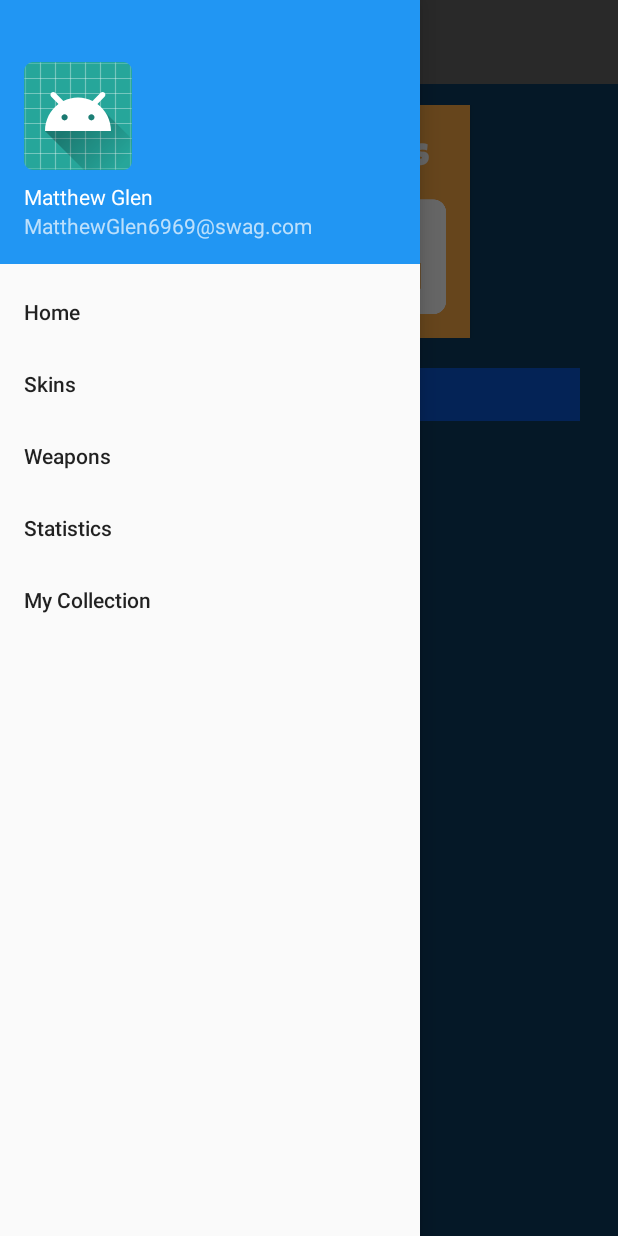
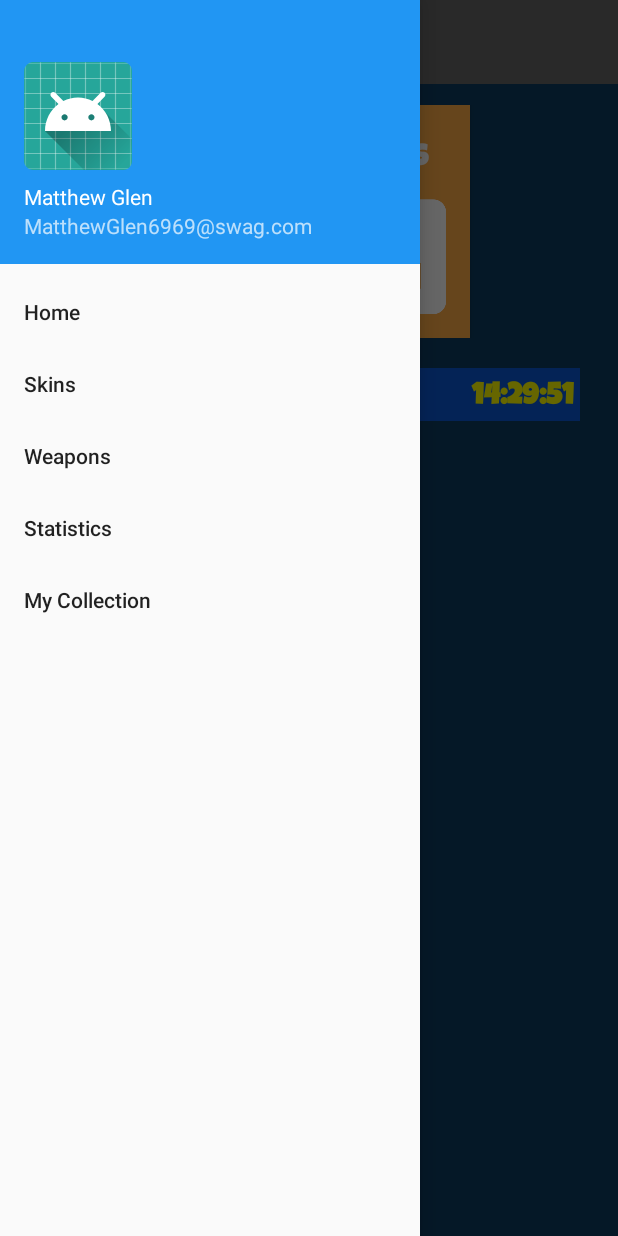
Before and after one commit to fmcfar200/FNDB, an Android app: the screen it shows after launch (HomeActivity), with the side drawer open, on a phone screen of 412 x 824 dp. Run offline under Robolectric (Android 15) with nearby library versions, the phone set to English and light mode, and no system bars; our stand-ins replace Picasso; pictures from the network do not load.

Commit message:
Shop Timer

```diff
--- a/app/src/main/java/com/example/fraser/fndb/HomeActivity.java
+++ b/app/src/main/java/com/example/fraser/fndb/HomeActivity.java
@@ -33,6 +33,7 @@ import java.io.InputStreamReader;
 import java.net.HttpURLConnection;
 import java.net.MalformedURLException;
 import java.net.URL;
+import java.sql.Time;
 import java.text.ParseException;
 import java.text.SimpleDateFormat;
 import java.util.ArrayList;
@@ -46,6 +47,7 @@ public class HomeActivity extends AppCompatActivity implements View.OnClickListe
     Toolbar toolbar;
     Button skinBtn;
     Button testButton;
+    TextView timerTextView;
 
     GridView itemShopGrid;
     List<ShopItem> shopItems = new ArrayList<>();
@@ -85,7 +87,26 @@ public class HomeActivity extends AppCompatActivity implements View.OnClickListe
         testButton = findViewById(R.id.statsButton);
         testButton.setOnClickListener(this);
 
+        timerTextView = findViewById(R.id.shopTimerText);
+
         itemShopGrid = findViewById(R.id.itemShopGrid);
+
+        String endTimeString = "01:00:00";
+        SimpleDateFormat formatter = new SimpleDateFormat("HH:mm:ss");
+
+        Calendar calendar = Calendar.getInstance();
+        Date currentDate = calendar.getTime();
+
+        calendar.add(Calendar.DATE, 1);
+        calendar.set(Calendar.HOUR_OF_DAY, 1);
+        calendar.set(Calendar.MINUTE,0);
+        calendar.set(Calendar.SECOND, 0);
+        Date tomorrow = calendar.getTime();
+
+        long diffInMS = tomorrow.getTime() - currentDate.getTime();
+
+        MyCount counter = new MyCount(diffInMS,1000);
+        counter.start();
 
 
         ShopFetch fetch = new ShopFetch();
@@ -146,9 +167,18 @@ public class HomeActivity extends AppCompatActivity implements View.OnClickListe
         public void onTick(long millisUntilFinished)
         {
             long millis = millisUntilFinished;
-            String hm = (TimeUnit.MILLISECONDS.toHours(millis) - TimeUnit.DAYS.toHours(TimeUnit.MILLISECONDS.toDays(millis)) + ":")
-                    + (TimeUnit.MILLISECONDS.toMinutes(millis) - TimeUnit.HOURS.toMinutes(TimeUnit.MILLISECONDS.toHours(millis)) + ":")
-                    + (TimeUnit.MILLISECONDS.toSeconds(millis) - TimeUnit.MINUTES.toSeconds(TimeUnit.MILLISECONDS.toMinutes(millis)));
+            long diffInHours = TimeUnit.MILLISECONDS.toHours(millis);
+            millis -= TimeUnit.HOURS.toMillis(diffInHours);
+
+            long diffInMins = TimeUnit.MILLISECONDS.toMinutes(millis);
+            millis -= TimeUnit.MINUTES.toMillis(diffInMins);
+
+            long diffInSecs = TimeUnit.MILLISECONDS.toSeconds(millis);
+            //millis -= TimeUnit.SECONDS.toMillis(diffInSecs);
+
+
+            timerTextView.setText(String.valueOf(diffInHours) + ":" +
+            String.valueOf(diffInMins) + ":" + String.valueOf(diffInSecs));
         }
 
         @Override
--- a/app/src/main/res/layout/activity_home.xml
+++ b/app/src/main/res/layout/activity_home.xml
@@ -85,8 +85,12 @@
             android:layout_marginLeft="25dp"
             android:layout_marginRight="25dp">
 
+            <LinearLayout
+                android:layout_width="match_parent"
+                android:layout_height="wrap_content"
+                android:orientation="horizontal">
                 <TextView
-                android:layout_width="match_parent"
+                    android:layout_width="wrap_content"
                     android:layout_height="wrap_content"
                     android:padding="4dp"
                     android:background="@color/rareColor"
@@ -95,6 +99,21 @@
                     android:textColor="@color/colorYellow"
                     android:textStyle="bold"
                     android:text="Item Shop"/>
+                <TextView
+                    android:id="@+id/shopTimerText"
+                    android:layout_width="match_parent"
+                    android:layout_height="wrap_content"
+                    android:gravity="right"
+                    android:padding="4dp"
+                    android:background="@color/rareColor"
+                    android:textSize="20dp"
+                    android:fontFamily="@font/luckiestguy"
+                    android:textColor="@color/colorYellow"
+                    android:textStyle="bold"
+                    android:text="00:00:00"/>
+
+
+            </LinearLayout>
 
             <GridView
                 android:id="@+id/itemShopGrid"
```
Lines whose indentation alone changed are shown as unchanged.
